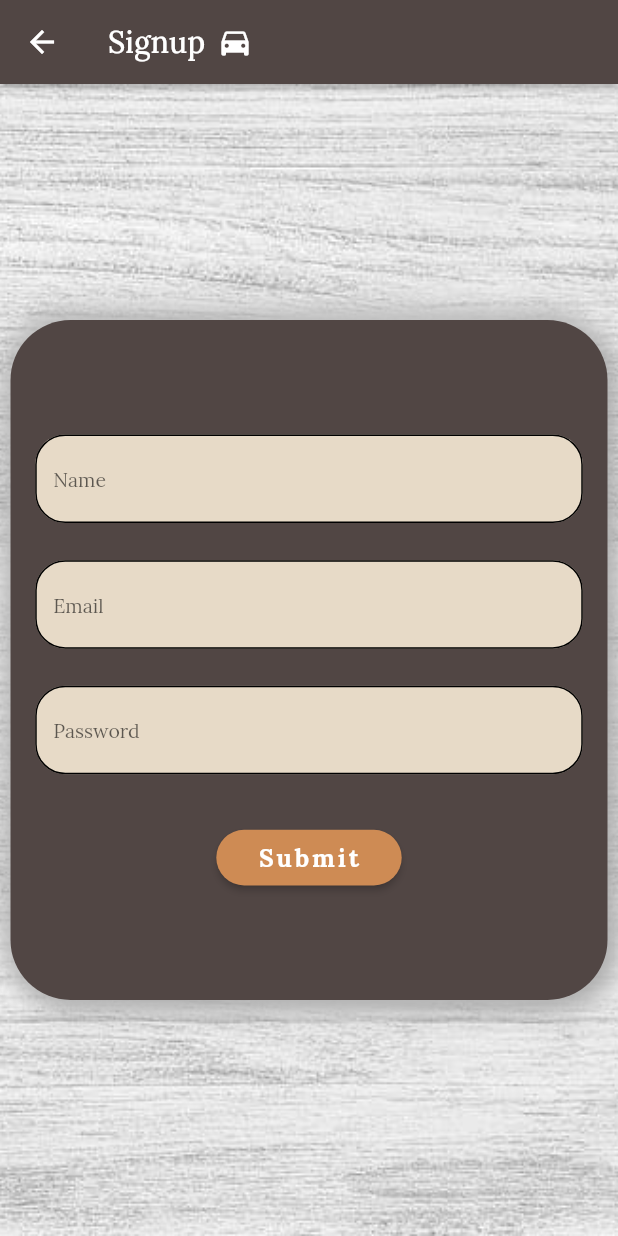
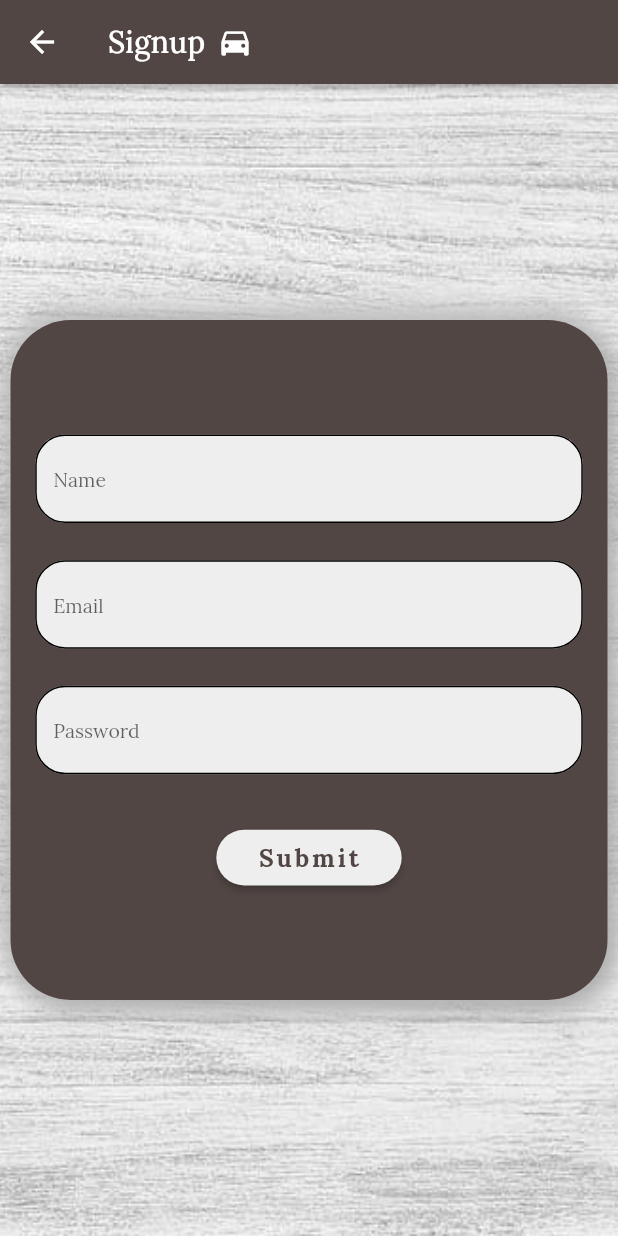
Before and after one commit to hamzakbarali/Inovalet, a Flutter app: the RegistrationScreen screen opened by its route, on a phone screen of 412 x 824 dp. Run offline on Flutter 3.47's test engine with Material 2 defaults, Android fonts, the phone set to English and light mode, and no system bars; our stand-ins replace animated_text_kit, google_fonts, shimmer_animation.

Commit message:
Refactored. Made a separate folder for common components. Created a separate dart file for each common component.

```diff
--- /dev/null
+++ b/lib/common_components/bg_image.dart
@@ -0,0 +1,15 @@
+import "package:flutter/material.dart";
+
+BoxDecoration common_bg_image = const BoxDecoration(
+  image: DecorationImage(
+    fit: BoxFit.cover,
+    image: AssetImage("assets/common_bg_image.jpg"),
+  ),
+);
+
+BoxDecoration signupscreen_bg_image = const BoxDecoration(
+  image: DecorationImage(
+    fit: BoxFit.cover,
+    image: AssetImage("assets/signupscreen_bg.jpg"),
+  ),
+);
--- /dev/null
+++ b/lib/common_components/commoncomp_barrel.dart
@@ -0,0 +1,3 @@
+export "./input_field.dart";
+export "./submit_btn.dart";
+export "./bg_image.dart";
--- a/lib/utils/common_components.dart
+++ b/lib/common_components/input_field.dart
@@ -1,20 +1,6 @@
 import "package:flutter/material.dart";
 import "package:google_fonts/google_fonts.dart";
-import "../../../utils/utils_barrel.dart";
-
-BoxDecoration common_bg_image = const BoxDecoration(
-  image: DecorationImage(
-    fit: BoxFit.cover,
-    image: AssetImage("assets/common_bg_image.jpg"),
-  ),
-);
-
-BoxDecoration signupscreen_bg_image = const BoxDecoration(
-  image: DecorationImage(
-    fit: BoxFit.cover,
-    image: AssetImage("assets/signupscreen_bg.jpg"),
-  ),
-);
+import "../utils/utils_barrel.dart";
 
 class InputField extends StatelessWidget {
   late final Size size;
@@ -53,9 +39,9 @@ class InputField extends StatelessWidget {
               borderRadius: BorderRadius.all(Radius.circular(20))),
           enabledBorder: const OutlineInputBorder(
               borderRadius: BorderRadius.all(Radius.circular(20))),
-          fillColor: brownLightShade,
-          focusColor: brownLightShade,
-          hoverColor: brownLightShade,
+          fillColor: Colors.grey.shade200,
+          focusColor: Colors.grey.shade200,
+          hoverColor: Colors.grey.shade200,
         ),
         controller: this.controller,
         obscureText: obscure,
@@ -71,43 +57,3 @@ class InputField extends StatelessWidget {
     );
   }
 }
-
-class SubmitBtn extends StatelessWidget {
-  late final Size size;
-
-  SubmitBtn({required this.size, Key? key}) : super(key: key);
-
-  @override
-  Widget build(BuildContext context) {
-    return TextButton(
-      style: TextButton.styleFrom(
-        elevation: 2,
-        shadowColor: brownColor,
-        backgroundColor: brownShade,
-        shape: RoundedRectangleBorder(
-          borderRadius: BorderRadius.circular(20),
-        ),
-        textStyle: GoogleFonts.lora(
-          textStyle: TextStyle(
-            color: brownColor,
-            letterSpacing: 2,
-            fontSize: size.height * 0.020,
-            fontWeight: FontWeight.bold,
-          ),
-        ),
-      ),
-      onPressed: () {},
-      child: Text(
-        "Submit",
-        style: GoogleFonts.lora(
-          textStyle: TextStyle(
-            letterSpacing: 2,
-            color: Colors.white,
-            fontSize: size.height * 0.020,
-            fontWeight: FontWeight.bold,
-          ),
-        ),
-      ),
-    );
-  }
-}
--- /dev/null
+++ b/lib/common_components/submit_btn.dart
@@ -0,0 +1,43 @@
+import "package:flutter/material.dart";
+import "package:google_fonts/google_fonts.dart";
+import "../utils/utils_barrel.dart";
+
+class SubmitBtn extends StatelessWidget {
+  late final Size size;
+
+  SubmitBtn({required this.size, Key? key}) : super(key: key);
+
+  @override
+  Widget build(BuildContext context) {
+    return TextButton(
+      style: TextButton.styleFrom(
+        elevation: 2,
+        shadowColor: brownColor,
+        backgroundColor: Colors.grey.shade200,
+        shape: RoundedRectangleBorder(
+          borderRadius: BorderRadius.circular(20),
+        ),
+        textStyle: GoogleFonts.lora(
+          textStyle: TextStyle(
+            color: brownColor,
+            letterSpacing: 2,
+            fontSize: size.height * 0.020,
+            fontWeight: FontWeight.bold,
+          ),
+        ),
+      ),
+      onPressed: () {},
+      child: Text(
+        "Submit",
+        style: GoogleFonts.lora(
+          textStyle: TextStyle(
+            letterSpacing: 2,
+            color: brownColor,
+            fontSize: size.height * 0.020,
+            fontWeight: FontWeight.bold,
+          ),
+        ),
+      ),
+    );
+  }
+}
--- a/lib/screens/default_screen/default_screen.dart
+++ b/lib/screens/default_screen/default_screen.dart
@@ -3,6 +3,7 @@ import "package:flutter/material.dart";
 import 'package:inovalet/utils/utils_barrel.dart';
 import "./widgets/widgets_barrel.dart";
 import "../../routes/routes.dart";
+import "../../common_components/commoncomp_barrel.dart";
 
 class DefaultScreen extends StatelessWidget {
   const DefaultScreen({Key? key}) : super(key: key);
--- a/lib/screens/login_screen/login_screen.dart
+++ b/lib/screens/login_screen/login_screen.dart
@@ -1,5 +1,6 @@
 import "package:flutter/material.dart";
 import "../../utils/utils_barrel.dart";
+import "../../common_components/commoncomp_barrel.dart";
 
 class LoginScreen extends StatefulWidget {
   const LoginScreen({Key? key}) : super(key: key);
--- a/lib/screens/registration_screen/registration_screen.dart
+++ b/lib/screens/registration_screen/registration_screen.dart
@@ -1,6 +1,7 @@
 import "package:flutter/material.dart";
 import "./widgets/widgets_barrel.dart";
 import "../../utils/utils_barrel.dart";
+import "../../common_components/commoncomp_barrel.dart";
 
 class RegistrationScreen extends StatefulWidget {
   const RegistrationScreen({Key? key}) : super(key: key);
--- a/lib/screens/splash_screen/splash_screen.dart
+++ b/lib/screens/splash_screen/splash_screen.dart
@@ -4,6 +4,7 @@ import "dart:math";
 import 'package:animated_text_kit/animated_text_kit.dart';
 import "../../routes/routes.dart";
 import "../../utils/utils_barrel.dart";
+import "../../common_components/commoncomp_barrel.dart";
 
 class SplashScreen extends StatefulWidget {
   const SplashScreen({Key? key}) : super(key: key);
--- a/lib/utils/utils_barrel.dart
+++ b/lib/utils/utils_barrel.dart
@@ -1,3 +1,2 @@
 export "./colors.dart";
 export "./themes.dart";
-export 'common_components.dart';
```
